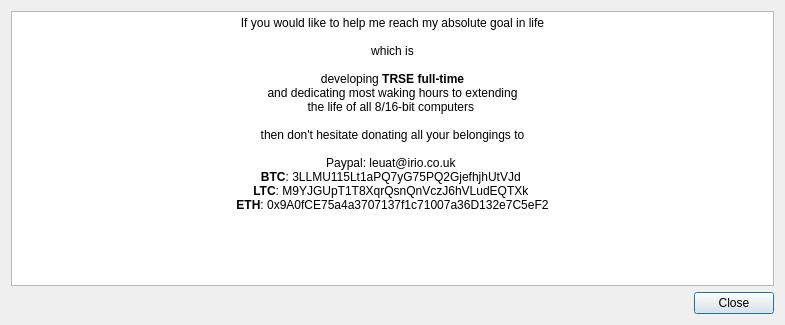
First picture: the form in source/dialogdonate.ui, repository leuat/TRSE, before the edit.
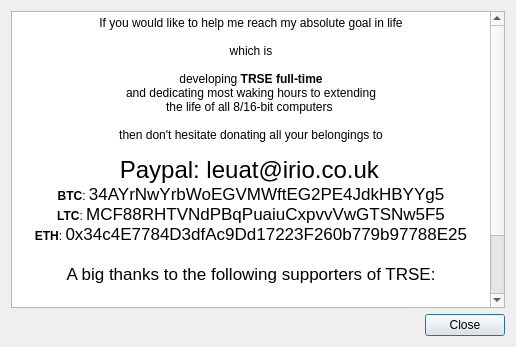
Second picture: the form after the edit.

```diff
--- a/source/dialogdonate.ui
+++ b/source/dialogdonate.ui
@@ -6,8 +6,8 @@
    <rect>
     <x>0</x>
     <y>0</y>
-    <width>785</width>
-    <height>325</height>
+    <width>516</width>
+    <height>347</height>
    </rect>
   </property>
   <property name="windowTitle">
@@ -22,7 +22,7 @@
         <string>&lt;!DOCTYPE HTML PUBLIC &quot;-//W3C//DTD HTML 4.0//EN&quot; &quot;http://www.w3.org/TR/REC-html40/strict.dtd&quot;&gt;
 &lt;html&gt;&lt;head&gt;&lt;meta name=&quot;qrichtext&quot; content=&quot;1&quot; /&gt;&lt;style type=&quot;text/css&quot;&gt;
 p, li { white-space: pre-wrap; }
-&lt;/style&gt;&lt;/head&gt;&lt;body style=&quot; font-family:'Ubuntu'; font-size:10pt; font-weight:400; font-style:normal;&quot;&gt;
+&lt;/style&gt;&lt;/head&gt;&lt;body style=&quot; font-family:'.AppleSystemUIFont'; font-size:13pt; font-weight:400; font-style:normal;&quot;&gt;
 &lt;p align=&quot;center&quot; style=&quot; margin-top:0px; margin-bottom:0px; margin-left:0px; margin-right:0px; -qt-block-indent:0; text-indent:0px;&quot;&gt;&lt;span style=&quot; font-family:'Noto Sans'; font-size:9pt;&quot;&gt;If you would like to help me reach my absolute goal in life&lt;/span&gt;&lt;/p&gt;
 &lt;p align=&quot;center&quot; style=&quot;-qt-paragraph-type:empty; margin-top:0px; margin-bottom:0px; margin-left:0px; margin-right:0px; -qt-block-indent:0; text-indent:0px; font-family:'Noto Sans'; font-size:9pt;&quot;&gt;&lt;br /&gt;&lt;/p&gt;
 &lt;p align=&quot;center&quot; style=&quot; margin-top:0px; margin-bottom:0px; margin-left:0px; margin-right:0px; -qt-block-indent:0; text-indent:0px;&quot;&gt;&lt;span style=&quot; font-family:'Noto Sans'; font-size:9pt;&quot;&gt;which is&lt;/span&gt;&lt;/p&gt;
@@ -33,10 +33,16 @@
 &lt;p align=&quot;center&quot; style=&quot;-qt-paragraph-type:empty; margin-top:0px; margin-bottom:0px; margin-left:0px; margin-right:0px; -qt-block-indent:0; text-indent:0px; font-family:'Noto Sans'; font-size:9pt;&quot;&gt;&lt;br /&gt;&lt;/p&gt;
 &lt;p align=&quot;center&quot; style=&quot; margin-top:0px; margin-bottom:0px; margin-left:0px; margin-right:0px; -qt-block-indent:0; text-indent:0px;&quot;&gt;&lt;span style=&quot; font-family:'Noto Sans'; font-size:9pt;&quot;&gt;then don't hesitate donating all your belongings to&lt;/span&gt;&lt;/p&gt;
 &lt;p align=&quot;center&quot; style=&quot;-qt-paragraph-type:empty; margin-top:0px; margin-bottom:0px; margin-left:0px; margin-right:0px; -qt-block-indent:0; text-indent:0px; font-family:'Noto Sans'; font-size:9pt;&quot;&gt;&lt;br /&gt;&lt;/p&gt;
-&lt;p align=&quot;center&quot; style=&quot; margin-top:0px; margin-bottom:0px; margin-left:0px; margin-right:0px; -qt-block-indent:0; text-indent:0px;&quot;&gt;&lt;span style=&quot; font-family:'Noto Sans'; font-size:9pt;&quot;&gt;Paypal: leuat@irio.co.uk &lt;/span&gt;&lt;/p&gt;
-&lt;p align=&quot;center&quot; style=&quot; margin-top:0px; margin-bottom:0px; margin-left:0px; margin-right:0px; -qt-block-indent:0; text-indent:0px;&quot;&gt;&lt;span style=&quot; font-family:'Noto Sans'; font-size:9pt; font-weight:600;&quot;&gt;BTC&lt;/span&gt;&lt;span style=&quot; font-family:'Noto Sans'; font-size:9pt;&quot;&gt;: 3LLMU115Lt1aPQ7yG75PQ2GjefhjhUtVJd &lt;/span&gt;&lt;/p&gt;
-&lt;p align=&quot;center&quot; style=&quot; margin-top:0px; margin-bottom:0px; margin-left:0px; margin-right:0px; -qt-block-indent:0; text-indent:0px;&quot;&gt;&lt;span style=&quot; font-family:'Noto Sans'; font-size:9pt; font-weight:600;&quot;&gt;LTC&lt;/span&gt;&lt;span style=&quot; font-family:'Noto Sans'; font-size:9pt;&quot;&gt;: M9YJGUpT1T8XqrQsnQnVczJ6hVLudEQTXk &lt;/span&gt;&lt;/p&gt;
-&lt;p align=&quot;center&quot; style=&quot; margin-top:0px; margin-bottom:0px; margin-left:0px; margin-right:0px; -qt-block-indent:0; text-indent:0px;&quot;&gt;&lt;span style=&quot; font-family:'Noto Sans'; font-size:9pt; font-weight:600;&quot;&gt;ETH&lt;/span&gt;&lt;span style=&quot; font-family:'Noto Sans'; font-size:9pt;&quot;&gt;: 0x9A0fCE75a4a3707137f1c71007a36D132e7C5eF2&lt;/span&gt;&lt;/p&gt;&lt;/body&gt;&lt;/html&gt;</string>
+&lt;p align=&quot;center&quot; style=&quot; margin-top:0px; margin-bottom:0px; margin-left:0px; margin-right:0px; -qt-block-indent:0; text-indent:0px;&quot;&gt;&lt;span style=&quot; font-family:'Noto Sans'; font-size:18pt;&quot;&gt;Paypal: leuat@irio.co.uk&lt;/span&gt;&lt;span style=&quot; font-family:'Noto Sans'; font-size:9pt;&quot;&gt; &lt;/span&gt;&lt;/p&gt;
+&lt;p align=&quot;center&quot; style=&quot; margin-top:0px; margin-bottom:0px; margin-left:0px; margin-right:0px; -qt-block-indent:0; text-indent:0px;&quot;&gt;&lt;span style=&quot; font-family:'Noto Sans'; font-size:9pt; font-weight:600;&quot;&gt;BTC&lt;/span&gt;&lt;span style=&quot; font-family:'Noto Sans'; font-size:9pt;&quot;&gt;: &lt;/span&gt;34AYrNwYrbWoEGVMWftEG2PE4JdkHBYYg5&lt;/p&gt;
+&lt;p align=&quot;center&quot; style=&quot; margin-top:0px; margin-bottom:0px; margin-left:0px; margin-right:0px; -qt-block-indent:0; text-indent:0px;&quot;&gt;&lt;span style=&quot; font-family:'Noto Sans'; font-size:9pt; font-weight:600;&quot;&gt;LTC&lt;/span&gt;&lt;span style=&quot; font-family:'Noto Sans'; font-size:9pt;&quot;&gt;: &lt;/span&gt;MCF88RHTVNdPBqPuaiuCxpvvVwGTSNw5F5&lt;/p&gt;
+&lt;p align=&quot;center&quot; style=&quot; margin-top:0px; margin-bottom:0px; margin-left:0px; margin-right:0px; -qt-block-indent:0; text-indent:0px;&quot;&gt;&lt;span style=&quot; font-family:'Noto Sans'; font-size:9pt; font-weight:600;&quot;&gt;ETH&lt;/span&gt;&lt;span style=&quot; font-family:'Noto Sans'; font-size:9pt;&quot;&gt;: &lt;/span&gt;0x34c4E7784D3dfAc9Dd17223F260b779b97788E25&lt;/p&gt;
+&lt;p align=&quot;center&quot; style=&quot;-qt-paragraph-type:empty; margin-top:0px; margin-bottom:0px; margin-left:0px; margin-right:0px; -qt-block-indent:0; text-indent:0px;&quot;&gt;&lt;br /&gt;&lt;/p&gt;
+&lt;p align=&quot;center&quot; style=&quot; margin-top:0px; margin-bottom:0px; margin-left:0px; margin-right:0px; -qt-block-indent:0; text-indent:0px;&quot;&gt;A big thanks to the following supporters of TRSE:&lt;/p&gt;
+&lt;p align=&quot;center&quot; style=&quot;-qt-paragraph-type:empty; margin-top:0px; margin-bottom:0px; margin-left:0px; margin-right:0px; -qt-block-indent:0; text-indent:0px;&quot;&gt;&lt;br /&gt;&lt;/p&gt;
+&lt;p align=&quot;center&quot; style=&quot; margin-top:0px; margin-bottom:0px; margin-left:0px; margin-right:0px; -qt-block-indent:0; text-indent:0px;&quot;&gt;Bones,  Sebastien Goutal,  RJ Cowell,  John Wells,  &lt;/p&gt;
+&lt;p align=&quot;center&quot; style=&quot; margin-top:0px; margin-bottom:0px; margin-left:0px; margin-right:0px; -qt-block-indent:0; text-indent:0px;&quot;&gt;J.S. Cardona Iguina, Dennis Belfrage, Roope Kangas(!),  Bartek Matyja,&lt;/p&gt;
+&lt;p align=&quot;center&quot; style=&quot; margin-top:0px; margin-bottom:0px; margin-left:0px; margin-right:0px; -qt-block-indent:0; text-indent:0px;&quot;&gt;Andy,  Markus Fehr,  Richard Sopuch&lt;/p&gt;&lt;/body&gt;&lt;/html&gt;</string>
        </property>
       </widget>
      </item>
```
